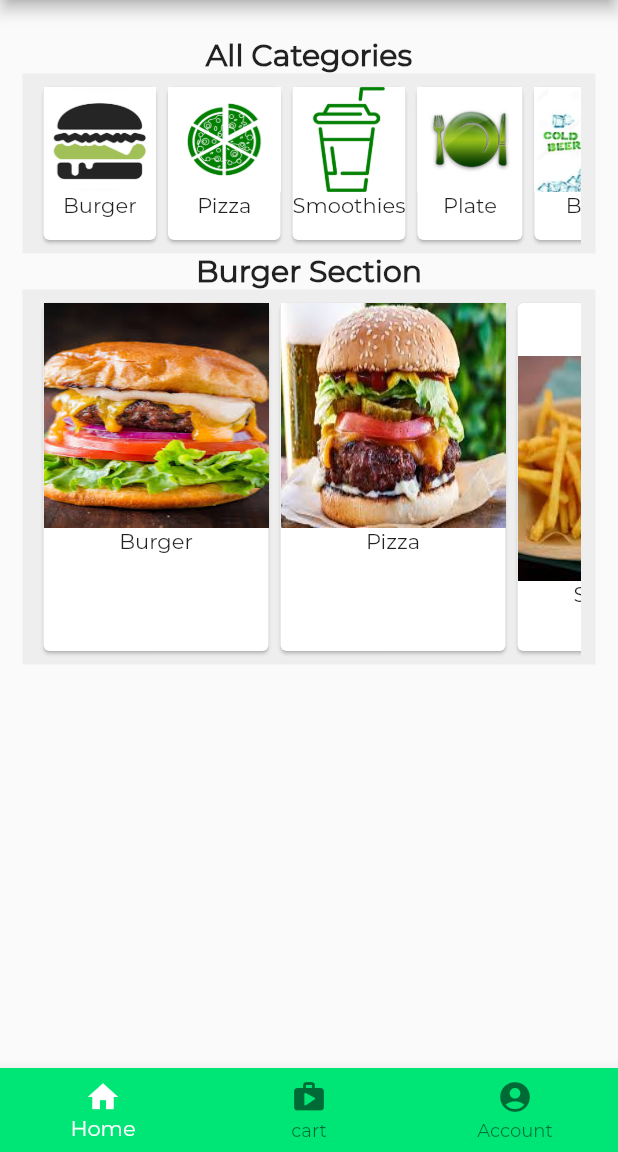
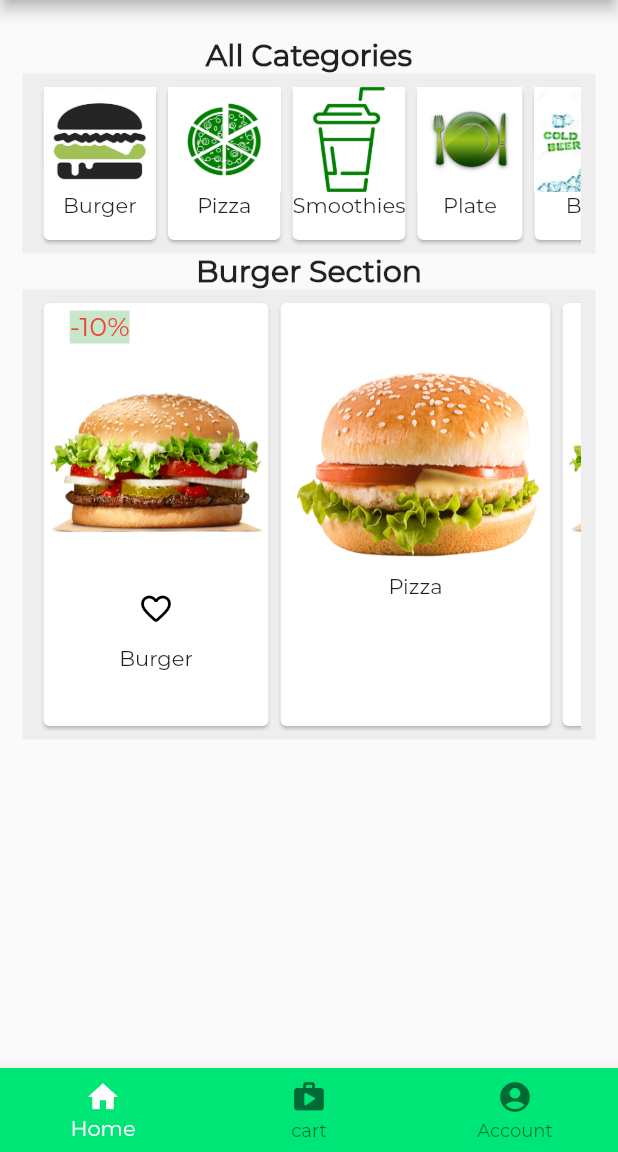
Before and after one commit to alu-rwa-prog-1/mini-project-1-Pax-02, a Flutter app: the screen it shows after launch, on a phone screen of 412 x 824 dp, the part 84-1236 px from its top. Run offline on Flutter 3.47's test engine with Material 2 defaults, Android fonts, the phone set to English and light mode, and no system bars; project files that could hold a hidden picture were left out.

Commit message:
added products in a list view and favorite Icon

```diff
--- a/food_app/lib/main.dart
+++ b/food_app/lib/main.dart
@@ -123,49 +123,97 @@ class _MyAppState extends State<MyApp> {
                 padding: const EdgeInsets.symmetric(horizontal: 10.0, vertical: 5.0),
                 color: Colors.grey[200],
                 width: 500.0,
-                height:250.0,
+                height:300.0,
                 child: ListView(
                   scrollDirection: Axis.horizontal,
                   children: [
                     Card(child: Column(children: [
+                      Align(
+                        alignment: Alignment.topLeft,
+                        child: Container(
+                          margin: EdgeInsets.fromLTRB(5.0,5.0,0.0,0.0),
+                          width: 120.0,
+                          height: 25.0,
+                          decoration: BoxDecoration(borderRadius: BorderRadius.circular(10),color: Colors.white),
+                          child: Text("-10%",style: TextStyle(color: Colors.red,backgroundColor: Colors.green[100],fontSize:18.0),
+                          ),
+                        ),
+                      ),
                       SizedBox(
                       width: 150.0,
-                      child: Image.asset("assets/cheeseburger.jpeg",fit: BoxFit.fill,),
+                      child: Image.asset("assets/burger1.png",fit: BoxFit.fill,),
                       height:150.0 ,
+                      ),
+                      Container(
+                        alignment: Alignment.bottomLeft,
+                        child: IconButton(
+                          highlightColor: Colors.red,
+                          icon: Icon(Icons.favorite_border_rounded),
+                          color: Colors.black,
+                          onPressed: () {
+                            color: Colors.red;
+                          },
+                        ),
                       ),
                       Text("Burger"),
                         ],),
                       ),
                       Card(child: Column(children: [
+                      Align(
+                        alignment: Alignment.topLeft,
+                        child: Container(
+                          margin: EdgeInsets.fromLTRB(5.0,5.0,0.0,0.0),
+                          width: 120.0,
+                          height: 25.0,
+                          decoration: BoxDecoration(borderRadius: BorderRadius.circular(10),color: Colors.white),
+                          // child: Text("-2.5%",style: TextStyle(color: Colors.red,backgroundColor: Colors.green[100]),),
+                        ),
+                      ),
                       SizedBox(
-                      width: 150.0,
-                      child: Image.asset("assets/chickenburger.jpeg",fit: BoxFit.fill,),
+                      width: 180.0,
+                      child: Image.asset("assets/burger2.png",fit: BoxFit.fill,),
                       height: 150.0 ,
                       ),
                       Text("Pizza"),
                         ],),
                       ),
                       Card(child: Column(children: [
-                      Container(
+
+                      Align(
                         alignment: Alignment.topLeft,
-                        margin: EdgeInsets.all(5.0),
-                        width: 40.0,
-                        height: 25.0,
-                        decoration: BoxDecoration(borderRadius: BorderRadius.circular(10),color: Colors.blueGrey[50]),
-                        child: Text("-10%"),
+                        child: Container(
+                          margin: EdgeInsets.fromLTRB(5.0,5.0,0.0,0.0),
+                          width: 120.0,
+                          height: 25.0,
+                          decoration: BoxDecoration(borderRadius: BorderRadius.circular(10),color: Colors.white),
+                          // child: Text("-10%",style: TextStyle(color: Colors.red,backgroundColor: Colors.green[100]),),
+                        ),
+                      ),
+
+                      SizedBox(
+                      width: 150.0,
+                      child: Image.asset("assets/burger1.png",fit: BoxFit.fill,),
+                      height:150.0 ,
+                      ),
+                      Text("Smoothies"),
+
+                        ],),
+
+                      ),
+                      Card(child: Column(children: [
+                      Align(
+                        alignment: Alignment.topLeft,
+                        child: Container(
+                          margin: EdgeInsets.fromLTRB(5.0,5.0,0.0,0.0),
+                          width: 120.0,
+                          height: 25.0,
+                          decoration: BoxDecoration(borderRadius: BorderRadius.circular(10),color: Colors.white),
+                          child: Text("-2.5%",style: TextStyle(color: Colors.red,backgroundColor: Colors.green[100],fontSize:18.0),),
+                        ),
                       ),
                       SizedBox(
                       width: 150.0,
-                      child: Image.asset("assets/chipsburger.jpeg",fit: BoxFit.fill,),
-                      height:150.0 ,
-                      ),
-                      Text("Smoothies"),
-                        ],),
-                      ),
-                      Card(child: Column(children: [
-                      SizedBox(
-                      width: 150.0,
-                      child: Image.asset("assets/lamburger.jpeg",fit: BoxFit.fill,),
+                      child: Image.asset("assets/burger4.png",fit: BoxFit.fill,),
                       height:150.0,
 
                       ),
```
Also changed, not shown: food_app/pubspec.yaml (+8 -8 lines), food_app/assets/burger1.png (added), food_app/assets/burger2.png (added), food_app/assets/burger3.png (added), food_app/assets/burger4.png (added), food_app/assets/cheeseburger.jpeg (deleted), food_app/assets/chickenburger.jpeg (deleted), food_app/assets/chickenpizza.jpeg (deleted), food_app/assets/chipsburger.jpeg (deleted), food_app/assets/fishpizza.jpeg (deleted), food_app/assets/hawaianpizza.jpeg (deleted), food_app/assets/lamburger.jpeg (deleted), food_app/assets/peperoni.jpeg (deleted), food_app/assets/pizza1.png (added), 3 more files.
